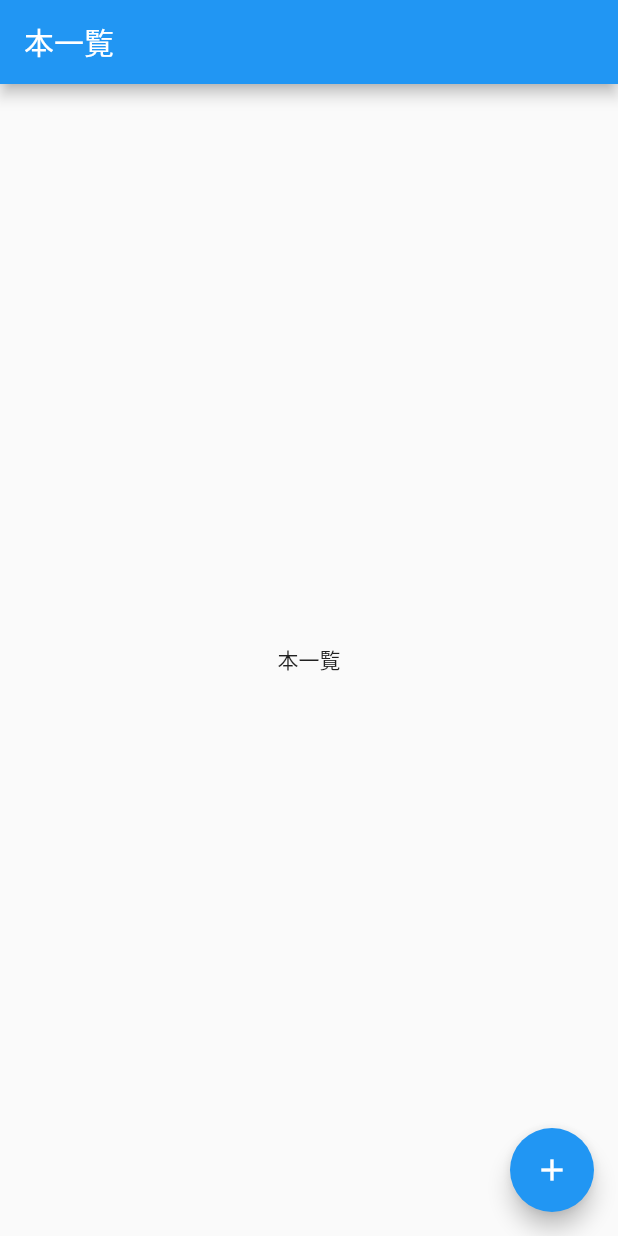
After one commit to kita3folio/flutter_university, a Flutter app: the screen it shows after launch, on a phone screen of 412 x 824 dp. The commit adds this screen. Run offline on Flutter 3.47's test engine with Material 2 defaults, Android fonts, the phone set to English and light mode, and no system bars.

Commit message:
BookListPageを別ファイルに分離

```diff
--- /dev/null
+++ b/lib/book_list_page.dart
@@ -0,0 +1,22 @@
+import 'package:flutter/material.dart';
+
+class BookListPage extends StatelessWidget {
+  @override
+  Widget build(BuildContext context) {
+    return Scaffold(
+      appBar: AppBar(
+        title: Text('本一覧'),
+      ),
+      body: Center(
+        child: Text(
+          '本一覧',
+        ),
+      ),
+      floatingActionButton: FloatingActionButton(
+        onPressed: null,
+        tooltip: 'Increment',
+        child: const Icon(Icons.add),
+      ),
+    );
+  }
+}
```
Also changed, not shown: lib/main.dart (+2 -22 lines).
